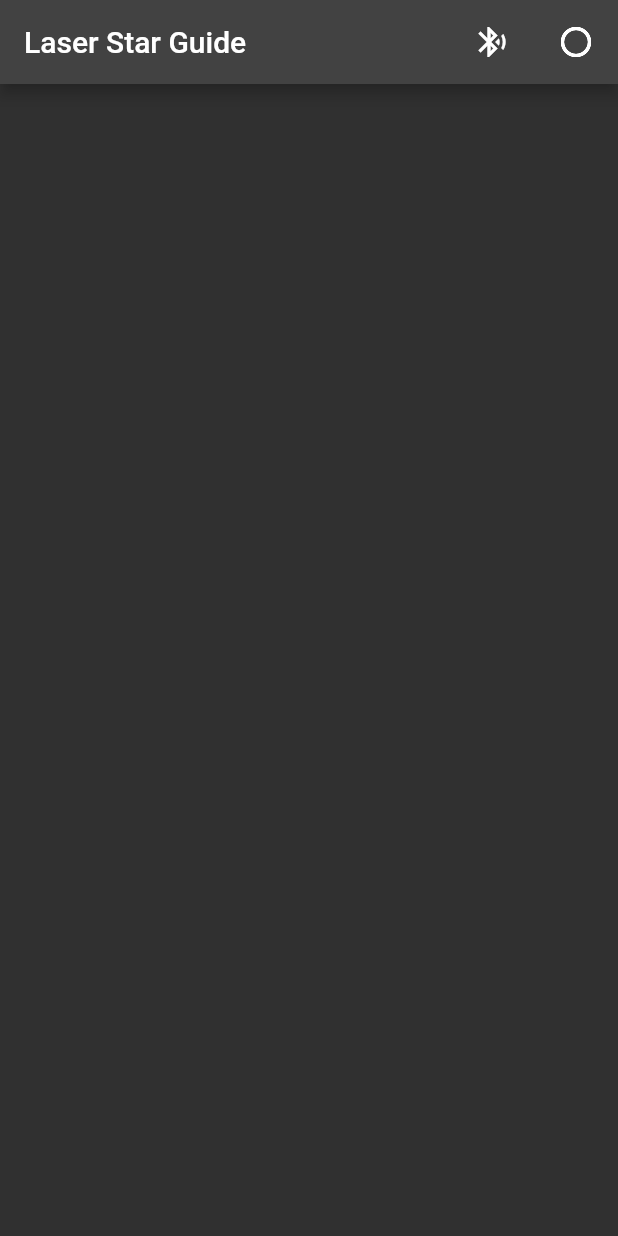
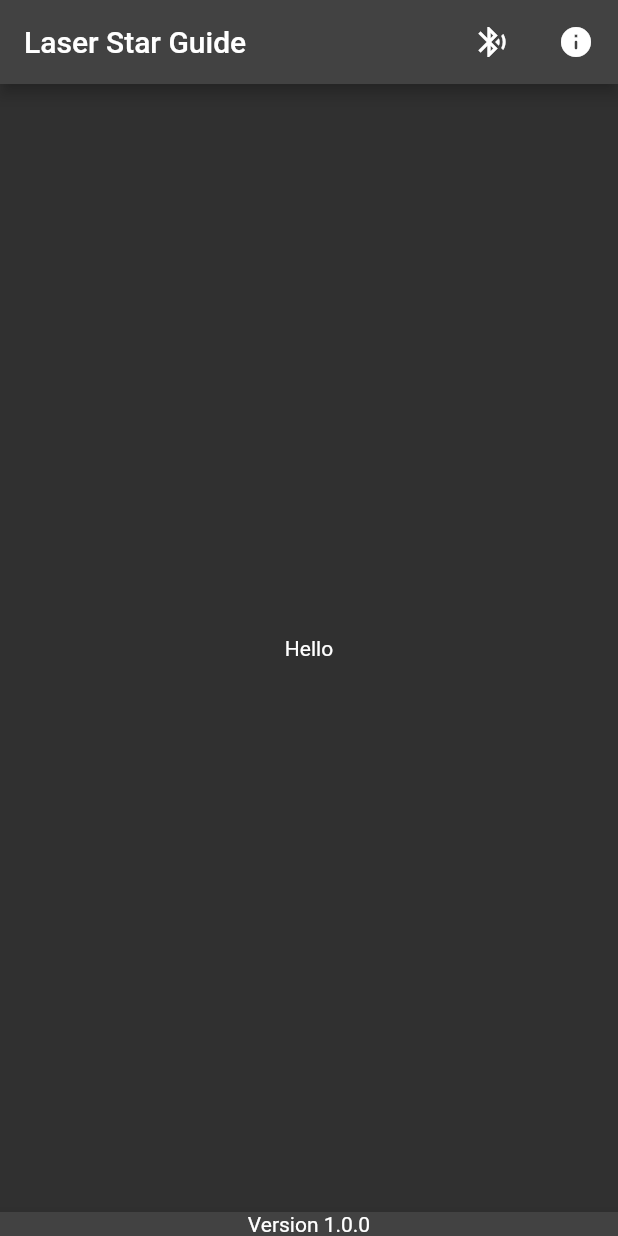
Before and after one commit to whipplejohn/StarGuide, a Flutter app: the screen it shows after launch, on a phone screen of 412 x 824 dp. Run offline on Flutter 3.47's test engine with Material 2 defaults, Android fonts, the phone set to English and light mode, and no system bars.

Commit message:
Update main.dart
Updated laser control and home page

```diff
--- a/App/lib/main.dart
+++ b/App/lib/main.dart
@@ -36,15 +36,6 @@ class StarGuide extends StatelessWidget {
 class MyHomePage extends StatefulWidget {
   const MyHomePage({super.key, required this.title});
 
-  // This widget is the home page of your application. It is stateful, meaning
-  // that it has a State object (defined below) that contains fields that affect
-  // how it looks.
-
-  // This class is the configuration for the state. It holds the values (in this
-  // case the title) provided by the parent (in this case the App widget) and
-  // used by the build method of the State. Fields in a Widget subclass are
-  // always marked "final".
-
   final String title;
 
   @override
@@ -54,10 +45,6 @@ class MyHomePage extends StatefulWidget {
 class _MyHomePageState extends State<MyHomePage> with TickerProviderStateMixin {
   @override
   Widget build(BuildContext context) {
-    //final ButtonStyle style = TextButton.styleFrom(
-    //    foregroundColor: Theme.of(context).colorScheme.onPrimary,
-    //);
-
     return Scaffold(
       appBar: AppBar(
         // Here we take the value from the MyHomePage object that was created by
@@ -74,7 +61,7 @@ class _MyHomePageState extends State<MyHomePage> with TickerProviderStateMixin {
               tooltip: 'Laser Control'),
           IconButton(
             alignment: Alignment.center,
-            icon: (const Icon(Icons.info_outline_sharp)),
+            icon: (const Icon(Icons.info_rounded)),
             onPressed: () {
               Navigator.push(context, MaterialPageRoute(builder: (context) {
                 return const ConstellationInfo(title: 'Constellations');
@@ -83,7 +70,15 @@ class _MyHomePageState extends State<MyHomePage> with TickerProviderStateMixin {
           ),
         ],
       ),
-      // This trailing comma makes auto-formatting nicer for build methods.
+      body: const Center(
+        child: Text('Hello'),
+      ),
+      bottomNavigationBar: const BottomAppBar(
+        child: Text(
+          "Version 1.0.0",
+          textAlign: TextAlign.center,
+        ),
+      ),
     );
   }
 }
@@ -110,6 +105,8 @@ class LaserControlState extends State<LaserControl> {
         child: Center(
           child: Column(
             children: [
+              Image.network(
+                  'https://www.acuitylaser.com/wp-content/uploads/homepage-slider-shutterstock_724314913-1030x688.jpg'),
               Container(
                 height: 250.0,
               ),
@@ -117,12 +114,11 @@ class LaserControlState extends State<LaserControl> {
               const Text(
                 '(Connect to "StarGuide" SSID)',
                 style: TextStyle(
-                  fontSize: 10.0,
+                  fontSize: 20.0,
                   color: Colors.white,
                   fontWeight: FontWeight.w500,
                 ),
               ),
-              const Spacer(),
               const Text(
                 '⚠️ Prepare for Launch ⚠️ ',
                 style: TextStyle(
```
